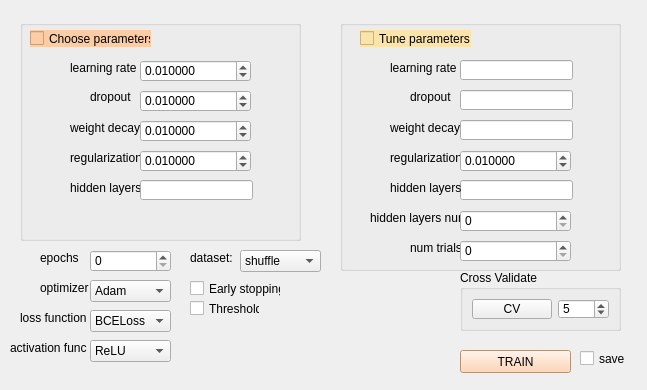
Old version of the form qt/torch_classfier.ui in the repository idergunoff/geovel_1.0.
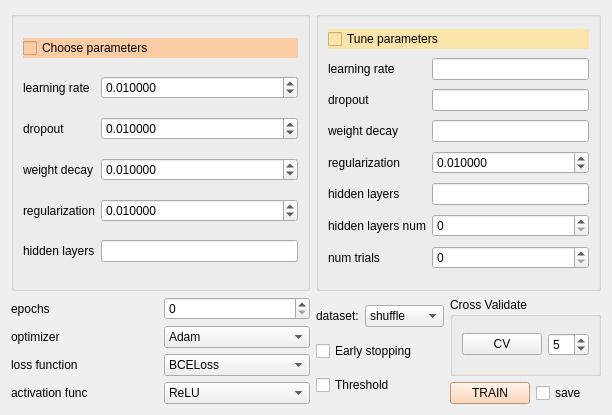
New version of the form.

```diff
--- a/qt/torch_classfier.ui
+++ b/qt/torch_classfier.ui
@@ -6,8 +6,8 @@
    <rect>
     <x>0</x>
     <y>0</y>
-    <width>647</width>
-    <height>390</height>
+    <width>612</width>
+    <height>415</height>
    </rect>
   </property>
   <property name="windowTitle">
@@ -16,230 +16,134 @@
   <property name="styleSheet">
    <string notr="true"/>
   </property>
+  <layout class="QGridLayout" name="gridLayout_8">
+   <item row="0" column="0">
   <widget class="QGroupBox" name="groupBox">
-   <property name="geometry">
-    <rect>
-     <x>20</x>
-     <y>20</y>
-     <width>281</width>
-     <height>221</height>
-    </rect>
-   </property>
    <property name="title">
     <string/>
    </property>
+     <layout class="QGridLayout" name="gridLayout">
+      <item row="0" column="0" colspan="2">
+       <widget class="QCheckBox" name="checkBox_choose_param">
+        <property name="styleSheet">
+         <string notr="true">background-color: rgb(252, 204, 165);</string>
+        </property>
+        <property name="text">
+         <string>Choose parameters</string>
+        </property>
+       </widget>
+      </item>
+      <item row="1" column="0">
    <widget class="QLabel" name="label">
-    <property name="geometry">
-     <rect>
-      <x>50</x>
-      <y>40</y>
-      <width>71</width>
-      <height>16</height>
-     </rect>
-    </property>
     <property name="text">
      <string>learning rate</string>
     </property>
    </widget>
+      </item>
+      <item row="1" column="1">
+       <widget class="QDoubleSpinBox" name="doubleSpinBox_choose_lr">
+        <property name="decimals">
+         <number>6</number>
+        </property>
+        <property name="singleStep">
+         <double>0.010000000000000</double>
+        </property>
+        <property name="value">
+         <double>0.010000000000000</double>
+        </property>
+       </widget>
+      </item>
+      <item row="2" column="0">
    <widget class="QLabel" name="label_2">
-    <property name="geometry">
-     <rect>
-      <x>70</x>
-      <y>70</y>
-      <width>47</width>
-      <height>13</height>
-     </rect>
-    </property>
     <property name="text">
      <string>dropout</string>
     </property>
    </widget>
+      </item>
+      <item row="2" column="1">
+       <widget class="QDoubleSpinBox" name="doubleSpinBox_choose_dropout">
+        <property name="decimals">
+         <number>6</number>
+        </property>
+        <property name="singleStep">
+         <double>0.010000000000000</double>
+        </property>
+        <property name="value">
+         <double>0.010000000000000</double>
+        </property>
+       </widget>
+      </item>
+      <item row="3" column="0">
    <widget class="QLabel" name="label_3">
-    <property name="geometry">
-     <rect>
-      <x>50</x>
-      <y>100</y>
-      <width>71</width>
-      <height>16</height>
-     </rect>
-    </property>
     <property name="text">
      <string>weight decay</string>
     </property>
    </widget>
+      </item>
+      <item row="3" column="1">
+       <widget class="QDoubleSpinBox" name="doubleSpinBox_choose_decay">
+        <property name="decimals">
+         <number>6</number>
+        </property>
+        <property name="singleStep">
+         <double>0.010000000000000</double>
+        </property>
+        <property name="value">
+         <double>0.010000000000000</double>
+        </property>
+       </widget>
+      </item>
+      <item row="4" column="0">
    <widget class="QLabel" name="label_4">
-    <property name="geometry">
-     <rect>
-      <x>50</x>
-      <y>130</y>
-      <width>71</width>
-      <height>16</height>
-     </rect>
-    </property>
     <property name="text">
      <string>regularization</string>
     </property>
    </widget>
+      </item>
+      <item row="4" column="1">
+       <widget class="QDoubleSpinBox" name="doubleSpinBox_choose_reagular">
+        <property name="decimals">
+         <number>6</number>
+        </property>
+        <property name="singleStep">
+         <double>0.010000000000000</double>
+        </property>
+        <property name="value">
+         <double>0.010000000000000</double>
+        </property>
+       </widget>
+      </item>
+      <item row="5" column="0">
    <widget class="QLabel" name="label_5">
-    <property name="geometry">
-     <rect>
-      <x>50</x>
-      <y>160</y>
-      <width>71</width>
-      <height>16</height>
-     </rect>
-    </property>
     <property name="text">
      <string extracomment="50 100 50">hidden layers</string>
     </property>
    </widget>
-   <widget class="QLineEdit" name="lineEdit_choose_layers">
-    <property name="geometry">
-     <rect>
-      <x>120</x>
-      <y>160</y>
-      <width>113</width>
-      <height>20</height>
-     </rect>
-    </property>
-   </widget>
-   <widget class="QCheckBox" name="checkBox_choose_param">
-    <property name="geometry">
-     <rect>
-      <x>10</x>
-      <y>10</y>
-      <width>121</width>
-      <height>17</height>
-     </rect>
-    </property>
-    <property name="styleSheet">
-     <string notr="true">background-color: rgb(252, 204, 165);</string>
-    </property>
-    <property name="text">
-     <string>Choose parameters</string>
-    </property>
-   </widget>
-   <widget class="QDoubleSpinBox" name="doubleSpinBox_choose_lr">
-    <property name="geometry">
-     <rect>
-      <x>120</x>
-      <y>40</y>
-      <width>111</width>
-      <height>22</height>
-     </rect>
-    </property>
-    <property name="decimals">
-     <number>6</number>
-    </property>
-    <property name="singleStep">
-     <double>0.010000000000000</double>
-    </property>
-    <property name="value">
-     <double>0.010000000000000</double>
-    </property>
-   </widget>
-   <widget class="QDoubleSpinBox" name="doubleSpinBox_choose_dropout">
-    <property name="geometry">
-     <rect>
-      <x>120</x>
-      <y>70</y>
-      <width>111</width>
-      <height>22</height>
-     </rect>
-    </property>
-    <property name="decimals">
-     <number>6</number>
-    </property>
-    <property name="singleStep">
-     <double>0.010000000000000</double>
-    </property>
-    <property name="value">
-     <double>0.010000000000000</double>
-    </property>
-   </widget>
-   <widget class="QDoubleSpinBox" name="doubleSpinBox_choose_decay">
-    <property name="geometry">
-     <rect>
-      <x>120</x>
-      <y>100</y>
-      <width>111</width>
-      <height>22</height>
-     </rect>
-    </property>
-    <property name="decimals">
-     <number>6</number>
-    </property>
-    <property name="singleStep">
-     <double>0.010000000000000</double>
-    </property>
-    <property name="value">
-     <double>0.010000000000000</double>
-    </property>
-   </widget>
-   <widget class="QDoubleSpinBox" name="doubleSpinBox_choose_reagular">
-    <property name="geometry">
-     <rect>
-      <x>120</x>
-      <y>130</y>
-      <width>111</width>
-      <height>22</height>
-     </rect>
-    </property>
-    <property name="decimals">
-     <number>6</number>
-    </property>
-    <property name="singleStep">
-     <double>0.010000000000000</double>
-    </property>
-    <property name="value">
-     <double>0.010000000000000</double>
-    </property>
-   </widget>
-  </widget>
+      </item>
+      <item row="5" column="1">
+       <widget class="QLineEdit" name="lineEdit_choose_layers"/>
+      </item>
+     </layout>
+    </widget>
+   </item>
+   <item row="0" column="1" colspan="2">
   <widget class="QGroupBox" name="groupBox_2">
-   <property name="geometry">
-    <rect>
-     <x>340</x>
-     <y>20</y>
-     <width>281</width>
-     <height>251</height>
-    </rect>
-   </property>
    <property name="title">
     <string/>
    </property>
-   <widget class="QLabel" name="label_6">
-    <property name="geometry">
-     <rect>
-      <x>50</x>
-      <y>100</y>
-      <width>71</width>
-      <height>16</height>
-     </rect>
+     <layout class="QGridLayout" name="gridLayout_2">
+      <item row="0" column="0" colspan="2">
+       <widget class="QCheckBox" name="checkBox_tune_param">
+        <property name="styleSheet">
+         <string notr="true">background-color: rgb(251, 228, 170);</string>
     </property>
     <property name="text">
-     <string extracomment="0.1-0.0001">weight decay</string>
-    </property>
-   </widget>
-   <widget class="QLineEdit" name="lineEdit_tune_layers">
-    <property name="geometry">
-     <rect>
-      <x>120</x>
-      <y>160</y>
-      <width>113</width>
-      <height>20</height>
-     </rect>
-    </property>
-   </widget>
+         <string>Tune parameters</string>
+        </property>
+       </widget>
+      </item>
+      <item row="1" column="0">
    <widget class="QLabel" name="label_7">
-    <property name="geometry">
-     <rect>
-      <x>50</x>
-      <y>40</y>
-      <width>71</width>
-      <height>16</height>
-     </rect>
-    </property>
     <property name="toolTip">
      <string extracomment="0,001-0,1"/>
     </property>
@@ -247,231 +151,134 @@
      <string extracomment="0.1-0.0001">learning rate</string>
     </property>
    </widget>
+      </item>
+      <item row="1" column="1">
+       <widget class="QLineEdit" name="lineEdit_tune_lr"/>
+      </item>
+      <item row="2" column="0">
    <widget class="QLabel" name="label_8">
-    <property name="geometry">
-     <rect>
-      <x>70</x>
-      <y>70</y>
-      <width>47</width>
-      <height>13</height>
-     </rect>
-    </property>
     <property name="text">
      <string extracomment="0.1-0.0001">dropout</string>
     </property>
    </widget>
+      </item>
+      <item row="2" column="1">
+       <widget class="QLineEdit" name="lineEdit_tune_dropout"/>
+      </item>
+      <item row="3" column="0">
+       <widget class="QLabel" name="label_6">
+        <property name="text">
+         <string extracomment="0.1-0.0001">weight decay</string>
+        </property>
+       </widget>
+      </item>
+      <item row="3" column="1">
+       <widget class="QLineEdit" name="lineEdit_tune_decay"/>
+      </item>
+      <item row="4" column="0">
    <widget class="QLabel" name="label_9">
-    <property name="geometry">
-     <rect>
-      <x>50</x>
-      <y>130</y>
-      <width>71</width>
-      <height>16</height>
-     </rect>
-    </property>
     <property name="text">
      <string>regularization</string>
     </property>
    </widget>
-   <widget class="QLineEdit" name="lineEdit_tune_dropout">
-    <property name="geometry">
-     <rect>
-      <x>120</x>
-      <y>70</y>
-      <width>113</width>
-      <height>20</height>
-     </rect>
-    </property>
-   </widget>
-   <widget class="QLineEdit" name="lineEdit_tune_lr">
-    <property name="geometry">
-     <rect>
-      <x>120</x>
-      <y>40</y>
-      <width>113</width>
-      <height>20</height>
-     </rect>
-    </property>
-   </widget>
+      </item>
+      <item row="4" column="1">
+       <widget class="QDoubleSpinBox" name="doubleSpinBox_tune_regular">
+        <property name="decimals">
+         <number>6</number>
+        </property>
+        <property name="singleStep">
+         <double>0.010000000000000</double>
+        </property>
+        <property name="value">
+         <double>0.010000000000000</double>
+        </property>
+       </widget>
+      </item>
+      <item row="5" column="0">
    <widget class="QLabel" name="label_10">
-    <property name="geometry">
-     <rect>
-      <x>50</x>
-      <y>160</y>
-      <width>71</width>
-      <height>16</height>
-     </rect>
-    </property>
     <property name="text">
      <string extracomment="number of layers">hidden layers</string>
     </property>
    </widget>
-   <widget class="QLineEdit" name="lineEdit_tune_decay">
-    <property name="geometry">
-     <rect>
-      <x>120</x>
-      <y>100</y>
-      <width>113</width>
-      <height>20</height>
-     </rect>
-    </property>
-   </widget>
-   <widget class="QCheckBox" name="checkBox_tune_param">
-    <property name="geometry">
-     <rect>
-      <x>20</x>
-      <y>10</y>
-      <width>111</width>
-      <height>17</height>
-     </rect>
-    </property>
-    <property name="styleSheet">
-     <string notr="true">background-color: rgb(251, 228, 170);</string>
-    </property>
-    <property name="text">
-     <string>Tune parameters</string>
-    </property>
-   </widget>
-   <widget class="QDoubleSpinBox" name="doubleSpinBox_tune_regular">
-    <property name="geometry">
-     <rect>
-      <x>120</x>
-      <y>130</y>
-      <width>111</width>
-      <height>22</height>
-     </rect>
-    </property>
-    <property name="decimals">
-     <number>6</number>
-    </property>
-    <property name="singleStep">
-     <double>0.010000000000000</double>
-    </property>
-    <property name="value">
-     <double>0.010000000000000</double>
-    </property>
-   </widget>
+      </item>
+      <item row="5" column="1">
+       <widget class="QLineEdit" name="lineEdit_tune_layers"/>
+      </item>
+      <item row="6" column="0">
    <widget class="QLabel" name="label_15">
-    <property name="geometry">
-     <rect>
-      <x>30</x>
-      <y>190</y>
-      <width>91</width>
-      <height>16</height>
-     </rect>
-    </property>
     <property name="text">
      <string extracomment="number of layers">hidden layers num</string>
     </property>
    </widget>
-   <widget class="QSpinBox" name="spinBox_layers_num">
-    <property name="geometry">
-     <rect>
-      <x>120</x>
-      <y>190</y>
-      <width>111</width>
-      <height>22</height>
-     </rect>
-    </property>
-   </widget>
+      </item>
+      <item row="6" column="1">
+       <widget class="QSpinBox" name="spinBox_layers_num"/>
+      </item>
+      <item row="7" column="0">
    <widget class="QLabel" name="label_16">
-    <property name="geometry">
-     <rect>
-      <x>70</x>
-      <y>220</y>
-      <width>51</width>
-      <height>16</height>
-     </rect>
-    </property>
     <property name="text">
      <string extracomment="number of layers">num trials</string>
     </property>
    </widget>
-   <widget class="QSpinBox" name="spinBox_trials">
-    <property name="geometry">
-     <rect>
-      <x>120</x>
-      <y>220</y>
-      <width>111</width>
-      <height>22</height>
-     </rect>
-    </property>
-   </widget>
-  </widget>
-  <widget class="QCheckBox" name="checkBox_threshold">
-   <property name="geometry">
-    <rect>
-     <x>190</x>
-     <y>300</y>
-     <width>70</width>
-     <height>17</height>
-    </rect>
-   </property>
+      </item>
+      <item row="7" column="1">
+       <widget class="QSpinBox" name="spinBox_trials"/>
+      </item>
+     </layout>
+    </widget>
+   </item>
+   <item row="1" column="0">
+    <layout class="QGridLayout" name="gridLayout_5">
+     <item row="0" column="0">
+      <widget class="QLabel" name="label_11">
    <property name="text">
-    <string>Threshold</string>
-   </property>
-  </widget>
+        <string>epochs</string>
+       </property>
+      </widget>
+     </item>
+     <item row="0" column="1">
   <widget class="QSpinBox" name="spinBox_epochs">
-   <property name="geometry">
-    <rect>
-     <x>90</x>
-     <y>250</y>
-     <width>81</width>
-     <height>22</height>
-    </rect>
-   </property>
    <property name="maximum">
     <number>10000</number>
    </property>
   </widget>
-  <widget class="QCheckBox" name="checkBox_early_stop">
-   <property name="geometry">
-    <rect>
-     <x>190</x>
-     <y>280</y>
-     <width>91</width>
-     <height>17</height>
-    </rect>
-   </property>
-   <property name="text">
-    <string>Early stopping</string>
-   </property>
-  </widget>
+     </item>
+     <item row="1" column="0">
   <widget class="QLabel" name="label_12">
-   <property name="geometry">
-    <rect>
-     <x>40</x>
-     <y>280</y>
-     <width>71</width>
-     <height>16</height>
-    </rect>
-   </property>
    <property name="text">
     <string>optimizer</string>
    </property>
   </widget>
+     </item>
+     <item row="1" column="1">
+      <widget class="QComboBox" name="comboBox_optimizer">
+       <item>
+        <property name="text">
+         <string>Adam</string>
+        </property>
+       </item>
+       <item>
+        <property name="text">
+         <string>SGD</string>
+        </property>
+       </item>
+       <item>
+        <property name="text">
+         <string>LBFGS</string>
+        </property>
+       </item>
+      </widget>
+     </item>
+     <item row="2" column="0">
   <widget class="QLabel" name="label_13">
-   <property name="geometry">
-    <rect>
-     <x>20</x>
-     <y>310</y>
-     <width>71</width>
-     <height>16</height>
-    </rect>
-   </property>
    <property name="text">
     <string>loss function</string>
    </property>
   </widget>
+     </item>
+     <item row="2" column="1">
   <widget class="QComboBox" name="comboBox_loss">
-   <property name="geometry">
-    <rect>
-     <x>90</x>
-     <y>310</y>
-     <width>81</width>
-     <height>22</height>
-    </rect>
-   </property>
    <item>
     <property name="text">
      <string>BCELoss</string>
@@ -488,31 +295,19 @@
     </property>
    </item>
   </widget>
-  <widget class="QLabel" name="label_11">
-   <property name="geometry">
-    <rect>
-     <x>40</x>
-     <y>250</y>
-     <width>71</width>
-     <height>16</height>
-    </rect>
-   </property>
+     </item>
+     <item row="3" column="0">
+      <widget class="QLabel" name="label_17">
    <property name="text">
-    <string>epochs</string>
-   </property>
-  </widget>
-  <widget class="QComboBox" name="comboBox_optimizer">
-   <property name="geometry">
-    <rect>
-     <x>90</x>
-     <y>280</y>
-     <width>81</width>
-     <height>22</height>
-    </rect>
-   </property>
+        <string>activation func</string>
+       </property>
+      </widget>
+     </item>
+     <item row="3" column="1">
+      <widget class="QComboBox" name="comboBox_activation_func">
    <item>
     <property name="text">
-     <string>Adam</string>
+         <string>ReLU</string>
     </property>
    </item>
    <item>
@@ -526,28 +321,22 @@
     </property>
    </item>
   </widget>
+     </item>
+    </layout>
+   </item>
+   <item row="1" column="1">
+    <layout class="QGridLayout" name="gridLayout_6">
+     <item row="0" column="0">
+      <layout class="QGridLayout" name="gridLayout_4">
+       <item row="0" column="0">
   <widget class="QLabel" name="label_14">
-   <property name="geometry">
-    <rect>
-     <x>190</x>
-     <y>250</y>
-     <width>71</width>
-     <height>16</height>
-    </rect>
-   </property>
    <property name="text">
     <string>dataset:</string>
    </property>
   </widget>
+       </item>
+       <item row="0" column="1">
   <widget class="QComboBox" name="comboBox_dataset">
-   <property name="geometry">
-    <rect>
-     <x>240</x>
-     <y>250</y>
-     <width>81</width>
-     <height>22</height>
-    </rect>
-   </property>
    <item>
     <property name="text">
      <string>shuffle</string>
@@ -559,38 +348,43 @@
     </property>
    </item>
   </widget>
-  <widget class="QPushButton" name="pushButton_train">
-   <property name="geometry">
-    <rect>
-     <x>460</x>
-     <y>350</y>
-     <width>111</width>
-     <height>23</height>
-    </rect>
-   </property>
-   <property name="styleSheet">
-    <string notr="true">background-color: rgb(252, 204, 165);</string>
-   </property>
+       </item>
+      </layout>
+     </item>
+     <item row="1" column="0">
+      <widget class="QCheckBox" name="checkBox_early_stop">
+       <property name="text">
+        <string>Early stopping</string>
+       </property>
+      </widget>
+     </item>
+     <item row="2" column="0">
+      <widget class="QCheckBox" name="checkBox_threshold">
    <property name="text">
-    <string>TRAIN</string>
-   </property>
-  </widget>
+        <string>Threshold</string>
+       </property>
+      </widget>
+     </item>
+    </layout>
+   </item>
+   <item row="1" column="2">
+    <layout class="QGridLayout" name="gridLayout_7">
+     <item row="0" column="0" colspan="2">
   <widget class="QGroupBox" name="groupBox_9">
-   <property name="geometry">
-    <rect>
-     <x>460</x>
-     <y>270</y>
-     <width>161</width>
-     <height>61</height>
-    </rect>
-   </property>
    <property name="toolTip">
     <string>Cross Validate by Well</string>
    </property>
    <property name="title">
     <string>Cross Validate</string>
    </property>
-   <layout class="QGridLayout" name="gridLayout_9">
+       <layout class="QGridLayout" name="gridLayout_3">
+        <item row="0" column="0">
+         <widget class="QPushButton" name="pushButton_cross_val">
+          <property name="text">
+           <string>CV</string>
+          </property>
+         </widget>
+        </item>
     <item row="0" column="1">
      <widget class="QSpinBox" name="spinBox_cross_val">
       <property name="minimum">
@@ -601,69 +395,32 @@
       </property>
      </widget>
     </item>
-    <item row="0" column="0">
-     <widget class="QPushButton" name="pushButton_cross_val">
-      <property name="text">
-       <string>CV</string>
-      </property>
-     </widget>
-    </item>
-   </layout>
-  </widget>
-  <widget class="QLabel" name="label_17">
-   <property name="geometry">
-    <rect>
-     <x>10</x>
-     <y>340</y>
-     <width>81</width>
-     <height>16</height>
-    </rect>
-   </property>
-   <property name="text">
-    <string>activation func</string>
-   </property>
-  </widget>
-  <widget class="QComboBox" name="comboBox_activation_func">
-   <property name="geometry">
-    <rect>
-     <x>90</x>
-     <y>340</y>
-     <width>81</width>
-     <height>22</height>
-    </rect>
-   </property>
-   <item>
-    <property name="text">
-     <string>ReLU</string>
-    </property>
-   </item>
-   <item>
-    <property name="text">
-     <string>Sigmoid</string>
-    </property>
-   </item>
-   <item>
+       </layout>
+      </widget>
+     </item>
+     <item row="1" column="0">
+      <widget class="QPushButton" name="pushButton_train">
+       <property name="styleSheet">
+        <string notr="true">background-color: rgb(252, 204, 165);</string>
+       </property>
     <property name="text">
-     <string>Tanh</string>
-    </property>
-   </item>
-  </widget>
+        <string>TRAIN</string>
+       </property>
+      </widget>
+     </item>
+     <item row="1" column="1">
   <widget class="QCheckBox" name="checkBox_save_model">
    <property name="enabled">
     <bool>true</bool>
    </property>
-   <property name="geometry">
-    <rect>
-     <x>580</x>
-     <y>350</y>
-     <width>70</width>
-     <height>17</height>
-    </rect>
-   </property>
    <property name="text">
     <string>save</string>
    </property>
   </widget>
+     </item>
+    </layout>
+   </item>
+  </layout>
  </widget>
  <resources/>
  <connections/>
```
Left out of the diff: 4 changed lines with no effect on the pictures. Lines whose indentation alone changed are shown as unchanged.
